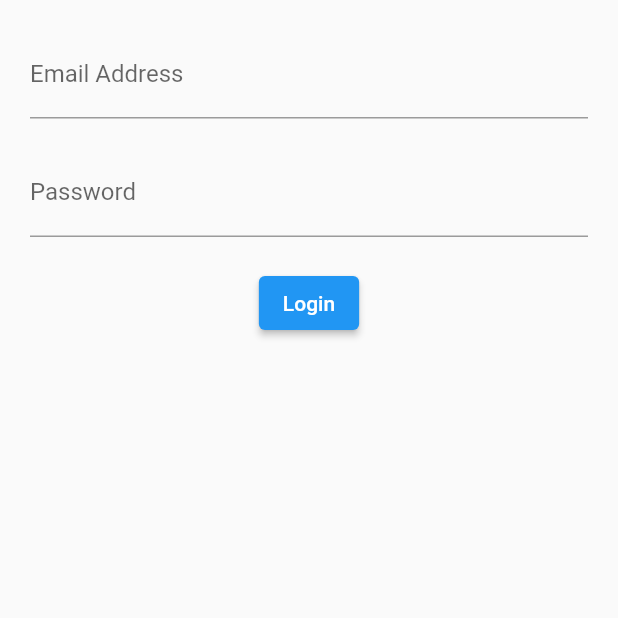
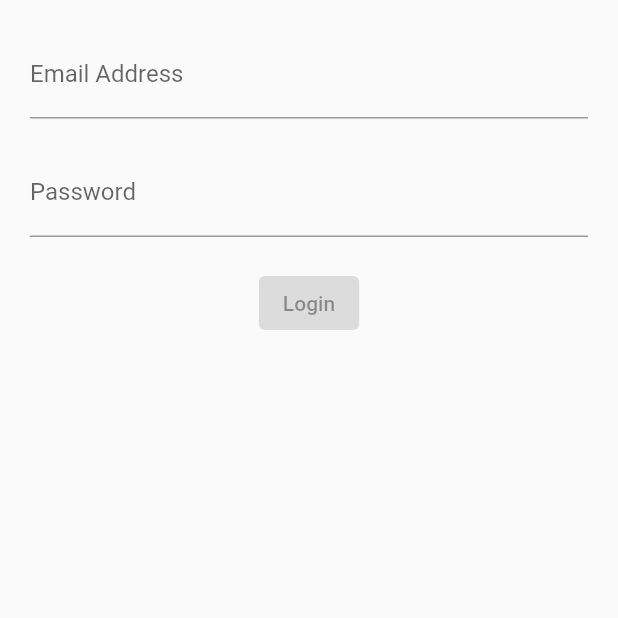
Before and after one commit to JoelEspinal/login_bloc, a Flutter app: the screen it shows after launch, on a phone screen of 412 x 824 dp, the top half of it. Run offline on Flutter 3.47's test engine with Material 2 defaults, Android fonts, the phone set to English and light mode, and no system bars; our stand-ins replace rxdart.

```diff
--- a/lib/src/blocs/bloc.dart
+++ b/lib/src/blocs/bloc.dart
@@ -1,14 +1,23 @@
 import 'dart:async';
+
+import 'package:rxdart/rxdart.dart';
 
 import 'validators.dart';
 
 class Bloc with Validators {
-  final _email = StreamController<String>();
-  final _password = StreamController<String>();
+  final _email = StreamController<String>.broadcast();
+  final _password = StreamController<String>.broadcast();
 
   // Add data to stream
   Stream<String> get email => _email.stream.transform(validateEmail);
   Stream<String> get password => _password.stream.transform(validatePassword);
+  Stream<bool> get submitValid => Rx.combineLatest2<String, String, bool>(
+        email,
+        password,
+        (e, p) {
+          return true;
+        },
+      );
 
   // Change data
   Function(String) get changeEmail => _email.sink.add;
--- a/lib/src/screens/login_screen.dart
+++ b/lib/src/screens/login_screen.dart
@@ -21,7 +21,7 @@ class LoginScreen extends StatelessWidget {
             Container(
               margin: EdgeInsets.only(top: 20.0),
             ),
-            submitButton(),
+            submitButton(bloc),
             Container(
               margin: EdgeInsets.only(top: 20.0),
             ),
@@ -65,10 +65,19 @@ class LoginScreen extends StatelessWidget {
     );
   }
 
-  Widget submitButton() {
-    return ElevatedButton(
-      onPressed: () {},
-      child: Text('Login'),
+  Widget submitButton(Bloc bloc) {
+    return StreamBuilder(
+      stream: bloc.submitValid,
+      builder: (context, snapshot) {
+        return ElevatedButton(
+          onPressed: snapshot.hasData
+              ? () {
+                  print('his');
+                }
+              : null,
+          child: Text('Login'),
+        );
+      },
     );
   }
 }
```
